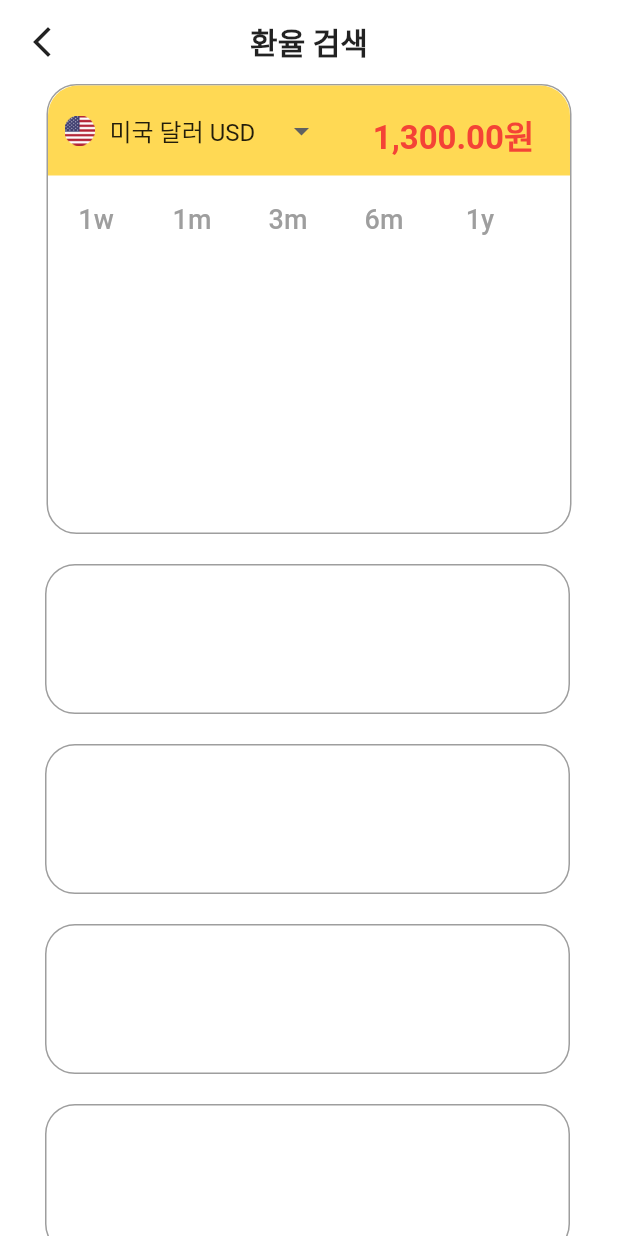
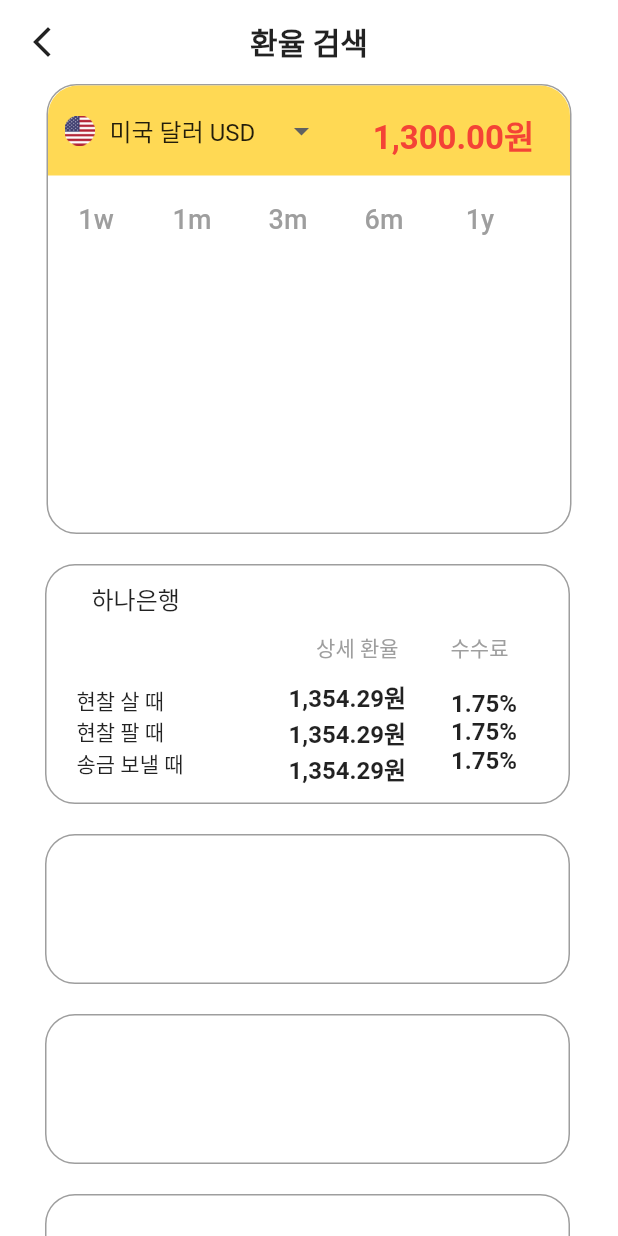
Before and after one commit to Donne-All-Around/DonneAllAround, a Flutter app: the ExchangeDetailPage screen opened directly, on a phone screen of 412 x 824 dp. Run offline on Flutter 3.47's test engine with Material 2 defaults, Android fonts, the phone set to English and light mode, and no system bars; our stand-ins replace awesome_bottom_bar, chat_bubbles, flutter_chat_bubble, geocoding, geolocator, google_maps_flutter and 2 more.

Commit message:
0919 ha 환율상세페이지 은행별 수수료

```diff
--- a/frontend/a705/lib/exchange_detail.dart
+++ b/frontend/a705/lib/exchange_detail.dart
@@ -207,6 +207,7 @@ class _ExchangeDetailPageState extends State<ExchangeDetailPage> {
                     ],
                   ),
                 ),
+
                 // 은행별 환율 정보
                 const SizedBox(
                   height: 20,
@@ -217,12 +218,112 @@ class _ExchangeDetailPageState extends State<ExchangeDetailPage> {
                       child: Container(
                         margin: const EdgeInsets.fromLTRB(30, 0, 30, 0),
                         width: 350,
-                        height: 100,
+                        height: 160,
                         decoration: BoxDecoration(
                           borderRadius: BorderRadius.circular(20),
                           border: Border.all(color: Colors.black38),
                         ),
+                        child:  Column(
+                          children: [
+                            Row(
+                              mainAxisAlignment: MainAxisAlignment.start,
+                              children: [
+                                Container(
+                                    margin: const EdgeInsets.fromLTRB(30, 10, 20, 0),
+                                    child:  const Text('하나은행', style: TextStyle(fontSize: 16),)),
+                              ],
+                            ),
+                            Row(
+                              mainAxisAlignment: MainAxisAlignment.end,
+                              children: [
+                                Container(
+                                  margin: const EdgeInsets.fromLTRB(10, 10, 40, 10),
+                                  child: const Text('상세 환율          수수료', style: TextStyle(color: Colors.grey),),
+                                )
+                              ],
+                            ),
+                            Row(
+                              children: [
+                                Container(
+                                  margin: const EdgeInsets.fromLTRB(20, 0, 20, 10),
+                                  // color: Colors.red,
+                                  child: const Column(
+                                    crossAxisAlignment: CrossAxisAlignment.start,
+                                    children: [
+                                      Row(
+                                        children: [
+                                          Text('현찰 살 때'),
+                                        ],
+                                      ),
+                                      Row(
+                                        children: [
+                                          Text('현찰 팔 때'),
+                                        ],
+                                      ),
+                                      Row(
+                                        children: [
+                                          Text('송금 보낼 때'),
+                                        ],
+                                      )
+                                    ],
+                                  ),
+                                ),
+                                const SizedBox(width: 50,),
+                                Container(
+                                  margin: const EdgeInsets.fromLTRB(0, 0, 30, 10),
+                                  // color: Colors.red,
+                                  child: const Column(
+                                    crossAxisAlignment: CrossAxisAlignment.start,
+                                    children: [
+                                      Row(
+                                        children: [
+                                          Text('1,354.29원', style: TextStyle(fontWeight: FontWeight.bold, fontSize: 16),),
+                                        ],
+                                      ),
+                                      Row(
+                                        children: [
+                                          Text('1,354.29원', style: TextStyle(fontWeight: FontWeight.bold, fontSize: 16),),
+                                        ],
+                                      ),
+                                      Row(
+                                        children: [
+                                          Text('1,354.29원', style: TextStyle(fontWeight: FontWeight.bold, fontSize: 16),),
+                                        ],
+                                      )
+                                    ],
+                                  ),
+                                ),
+                                Container(
+                                  margin: const EdgeInsets.fromLTRB(0, 0, 0, 10),
+                                  // color: Colors.red,
+                                  child: const Column(
+                                    crossAxisAlignment: CrossAxisAlignment.start,
+                                    children: [
+                                      Row(
+                                        children: [
+                                          Text('1.75%', style: TextStyle(fontWeight: FontWeight.bold, fontSize: 16),),
+                                        ],
+                                      ),
+                                      Row(
+                                        children: [
+                                          Text('1.75%', style: TextStyle(fontWeight: FontWeight.bold, fontSize: 16),),
+                                        ],
+                                      ),
+                                      Row(
+                                        children: [
+                                          Text('1.75%', style: TextStyle(fontWeight: FontWeight.bold, fontSize: 16),),
+                                        ],
+                                      )
+                                    ],
+                                  ),
+                                ),
+                              ],
+                            ),
+                          ],
+                        ),
                       ),
+                      // 은행 상세 페이지로.
+                      onTap: (){},
                     ),
                   ],
                 ),
```
